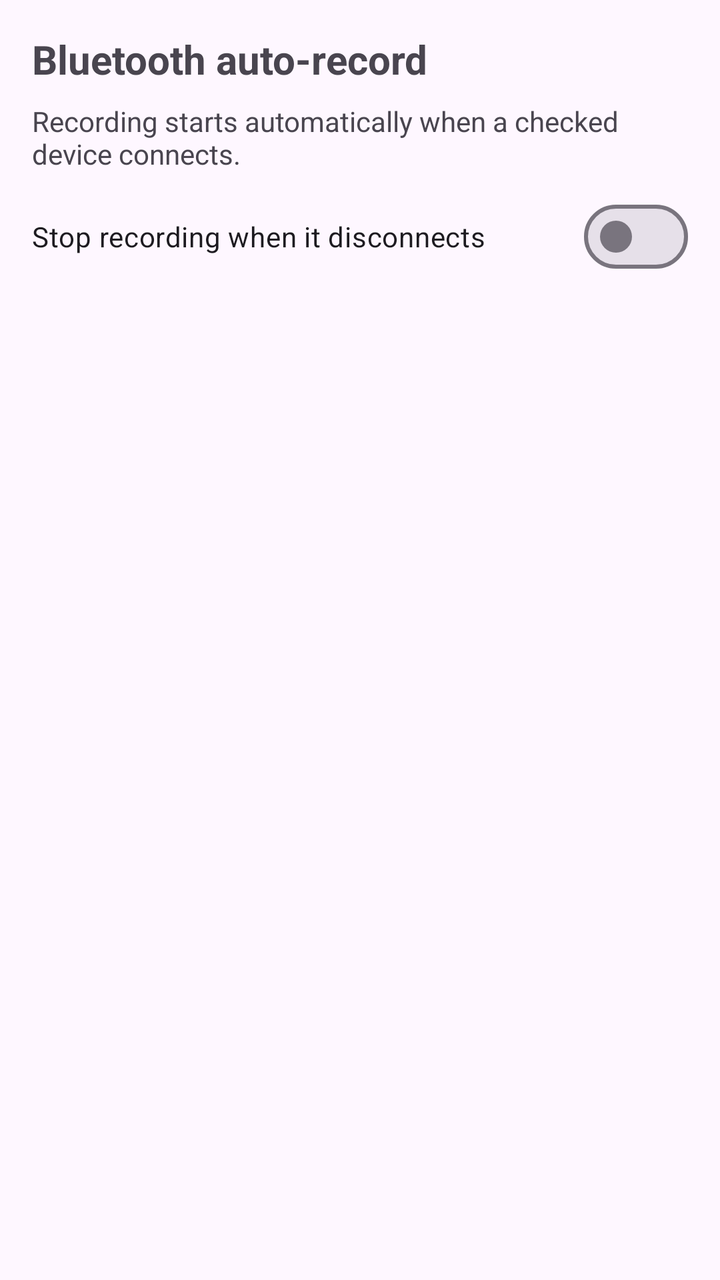
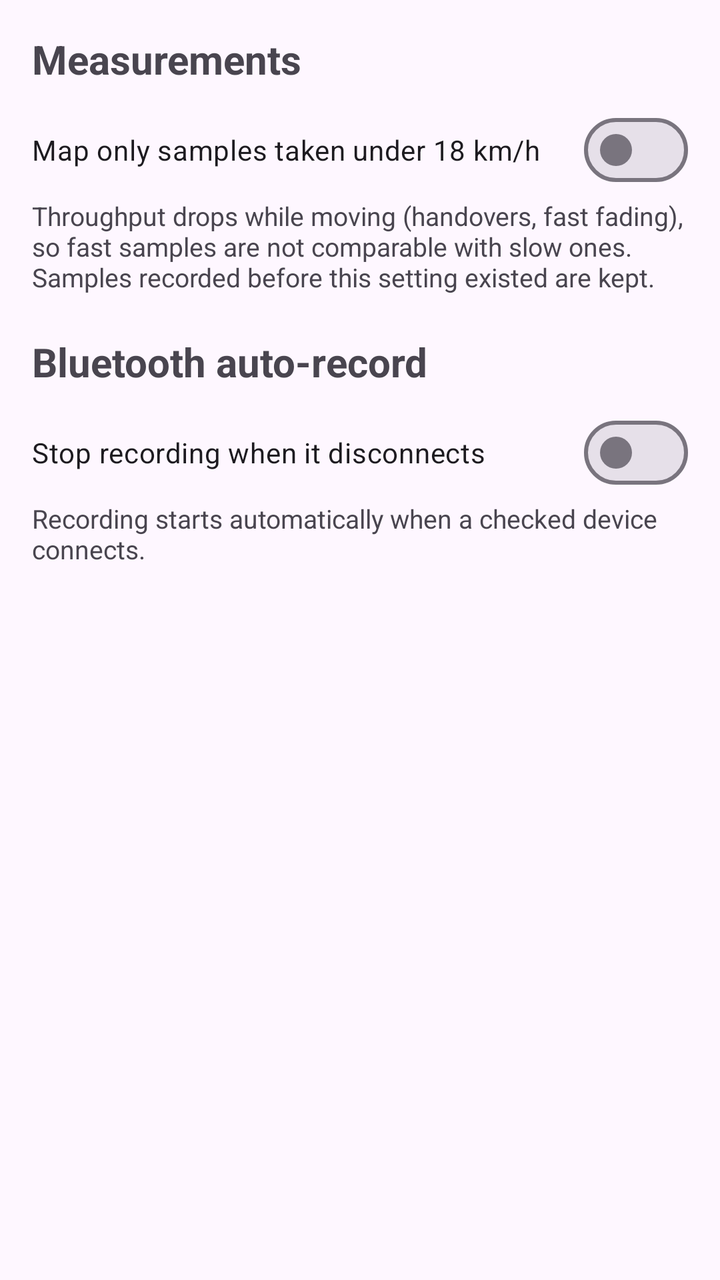

Two renders of the same Android screen: before a commit and after it. Below are the layout's source before the change and the commit's diff.
<!-- AndroidManifest.xml: application theme Theme.SignalMap -->
<!-- res/layout/activity_settings.xml -->
<?xml version="1.0" encoding="utf-8"?>
<LinearLayout xmlns:android="http://schemas.android.com/apk/res/android"
    android:layout_width="match_parent"
    android:layout_height="match_parent"
    android:orientation="vertical"
    android:padding="16dp">

    <TextView
        android:layout_width="wrap_content"
        android:layout_height="wrap_content"
        android:text="Bluetooth auto-record"
        android:textSize="20sp"
        android:textStyle="bold"
        android:paddingBottom="8dp" />

    <TextView
        android:layout_width="wrap_content"
        android:layout_height="wrap_content"
        android:text="Recording starts automatically when a checked device connects."
        android:textSize="14sp"
        android:paddingBottom="12dp" />

    <com.google.android.material.materialswitch.MaterialSwitch
        android:id="@+id/switchAutoStop"
        android:layout_width="match_parent"
        android:layout_height="wrap_content"
        android:text="Stop recording when it disconnects"
        android:paddingBottom="8dp" />

    <ListView
        android:id="@+id/deviceList"
        android:layout_width="match_parent"
        android:layout_height="match_parent"
        android:choiceMode="multipleChoice" />
</LinearLayout>
<!-- resources referenced by this layout -->
<resources>
  <style name="Theme.SignalMap" parent="Theme.Material3.DayNight.NoActionBar" />
</resources>

<!-- the commit's change to res/layout/activity_settings.xml (unified diff, before → after) -->
@@ -8,23 +8,43 @@
     <TextView
         android:layout_width="wrap_content"
         android:layout_height="wrap_content"
+        android:text="Measurements"
+        android:textSize="20sp"
+        android:textStyle="bold"
+        android:paddingBottom="8dp" />
+
+    <com.google.android.material.materialswitch.MaterialSwitch
+        android:id="@+id/switchSlowOnly"
+        android:layout_width="match_parent"
+        android:layout_height="wrap_content"
+        android:text="Map only samples taken under 18 km/h" />
+
+    <TextView
+        android:layout_width="wrap_content"
+        android:layout_height="wrap_content"
+        android:text="Throughput drops while moving (handovers, fast fading), so fast samples are not comparable with slow ones. Samples recorded before this setting existed are kept."
+        android:textSize="13sp"
+        android:paddingBottom="20dp" />
+
+    <TextView
+        android:layout_width="wrap_content"
+        android:layout_height="wrap_content"
         android:text="Bluetooth auto-record"
         android:textSize="20sp"
         android:textStyle="bold"
         android:paddingBottom="8dp" />
 
+    <com.google.android.material.materialswitch.MaterialSwitch
+        android:id="@+id/switchAutoStop"
+        android:layout_width="match_parent"
+        android:layout_height="wrap_content"
+        android:text="Stop recording when it disconnects" />
+
     <TextView
         android:layout_width="wrap_content"
         android:layout_height="wrap_content"
         android:text="Recording starts automatically when a checked device connects."
-        android:textSize="14sp"
-        android:paddingBottom="12dp" />
-
-    <com.google.android.material.materialswitch.MaterialSwitch
-        android:id="@+id/switchAutoStop"
-        android:layout_width="match_parent"
-        android:layout_height="wrap_content"
-        android:text="Stop recording when it disconnects"
+        android:textSize="13sp"
         android:paddingBottom="8dp" />
 
     <ListView
